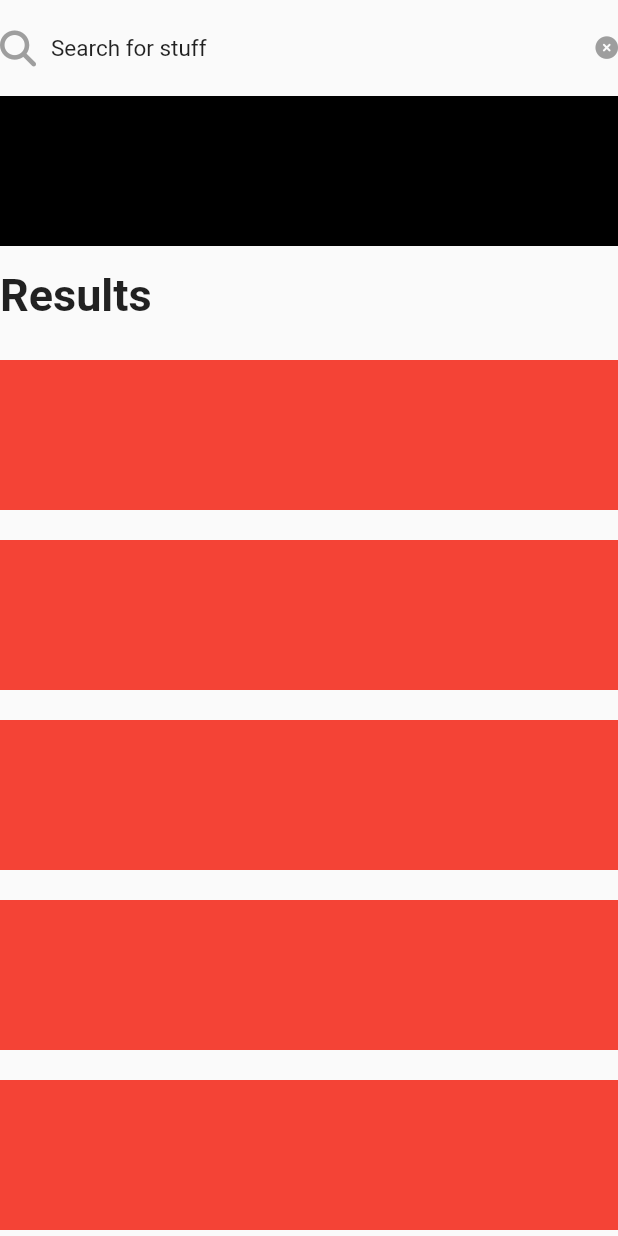
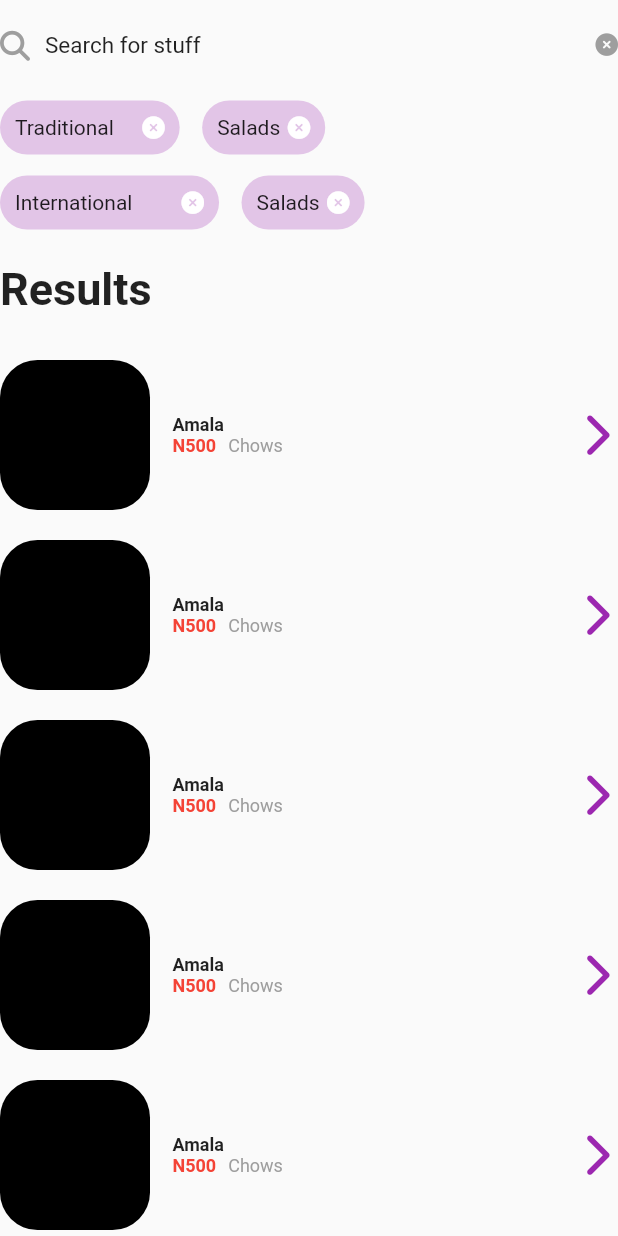
Before and after one commit to maykhid/chow_now, a Flutter app: the SearchFoods widget shown alone on an empty page, opened directly, on a phone screen of 412 x 824 dp. Run offline on Flutter 3.47's test engine with Material 2 defaults, Android fonts, the light colour scheme and no system bars; our stand-ins replace font_awesome_flutter, google_fonts, modal_bottom_sheet.

Commit message:
feat: complete view of searchfoods

```diff
--- a/lib/pages/home.dart
+++ b/lib/pages/home.dart
@@ -266,6 +266,7 @@ class SearchFoods extends StatelessWidget {
                         children: const [
                           Icon(
                             FontAwesomeIcons.search,
+                            size: 20,
                             color: Colors.grey,
                           ),
                           SizedBox.square(
@@ -291,9 +292,33 @@ class SearchFoods extends StatelessWidget {
               ),
 
               // tags
-              Container(
-                color: Colors.black,
+              SizedBox(
+                // color: Colors.black,
+                width: MediaQuery.of(context).size.width,
                 height: 100,
+                child: Column(
+                  mainAxisAlignment: MainAxisAlignment.spaceAround,
+                  children: [
+                    Row(
+                      children: const [
+                        TagPill(tagName: "Traditional    "),
+                        SizedBox.square(
+                          dimension: 15,
+                        ),
+                        TagPill(tagName: "Salads"),
+                      ],
+                    ),
+                    Row(
+                      children: const [
+                        TagPill(tagName: "International        "),
+                        SizedBox.square(
+                          dimension: 15,
+                        ),
+                        TagPill(tagName: "Salads"),
+                      ],
+                    ),
+                  ],
+                ),
               ),
 
               const Padding(
@@ -319,10 +344,79 @@ class SearchFoods extends StatelessWidget {
                       dimension: 20,
                     )),
                 itemBuilder: ((context, index) {
-                  return Container(
+                  return SizedBox(
                     height: 100,
                     width: MediaQuery.of(context).size.width,
-                    color: Colors.red,
+                    // color: Colors.red,
+                    child: Row(
+                      mainAxisAlignment: MainAxisAlignment.spaceBetween,
+                      children: [
+                        SizedBox(
+                          child: Row(
+                            children: [
+                              // image
+                              Container(
+                                height: 100,
+                                width: 100,
+                                decoration: const BoxDecoration(
+                                  color: Colors.black,
+                                  borderRadius: BorderRadius.all(
+                                    Radius.circular(25),
+                                  ),
+                                ),
+                              ),
+
+                              const SizedBox.square(dimension: 15),
+
+                              // food text
+                              Column(
+                                mainAxisAlignment: MainAxisAlignment.center,
+                                crossAxisAlignment: CrossAxisAlignment.start,
+                                children: [
+                                  const Text(
+                                    "Amala",
+                                    style: TextStyle(
+                                      fontWeight: FontWeight.w600,
+                                      fontSize: 12,
+                                    ),
+                                  ),
+                                  Row(
+                                    mainAxisAlignment: MainAxisAlignment.start,
+                                    children: const [
+                                      Text(
+                                        'N500',
+                                        style: TextStyle(
+                                          color: Colors.red,
+                                          fontWeight: FontWeight.w600,
+                                          fontSize: 12,
+                                        ),
+                                      ),
+                                      SizedBox.square(
+                                        dimension: 8,
+                                      ),
+                                      Text(
+                                        'Chows',
+                                        style: TextStyle(
+                                            color: Colors.grey,
+                                            fontWeight: FontWeight.w400,
+                                            fontSize: 12),
+                                      ),
+                                    ],
+                                  ),
+                                ],
+                              ),
+                            ],
+                          ),
+                        ),
+
+                        // arrow
+                        const Icon(
+                          FontAwesomeIcons.chevronRight,
+                          color: Colors.purple,
+                          size: 30,
+                        )
+                      ],
+                    ),
                   );
                 })),
           ),
@@ -397,8 +491,11 @@ class TransformSquare extends StatelessWidget {
             width: 110,
             padding: const EdgeInsets.only(top: 500, bottom: 500),
             decoration: const BoxDecoration(
-                color: Colors.black,
-                borderRadius: BorderRadius.all(Radius.circular(25))),
+              color: Colors.black,
+              borderRadius: BorderRadius.all(
+                Radius.circular(25),
+              ),
+            ),
           ),
         ),
         // circle
@@ -582,6 +679,51 @@ class FoodCard extends StatelessWidget {
   }
 }
 
+// Widget _tagPill(Tag tag) {
+//   return TagPill();
+// }
+
+class TagPill extends StatelessWidget {
+  const TagPill({
+    Key? key,
+    required this.tagName,
+  }) : super(key: key);
+
+  final String tagName;
+  @override
+  Widget build(BuildContext context) {
+    return UnconstrainedBox(
+      child: Container(
+        padding: const EdgeInsets.all(10.0),
+        decoration: BoxDecoration(
+          color: Colors.purple.withOpacity(0.25),
+          // shape: BoxShape.circle,
+          borderRadius: BorderRadius.circular(20),
+        ),
+        child: Row(
+          mainAxisAlignment: MainAxisAlignment.spaceEvenly,
+          children: [
+            // text
+            Text(
+              tagName,
+              style: const TextStyle(fontWeight: FontWeight.w400),
+            ),
+
+            const SizedBox(width: 5.0),
+
+            // close icon
+            const Icon(
+              FontAwesomeIcons.solidTimesCircle,
+              size: 15,
+              color: Colors.white,
+            ),
+          ],
+        ),
+      ),
+    );
+  }
+}
+
 List<String> widgetList = [
   'A',
   'B',
```
